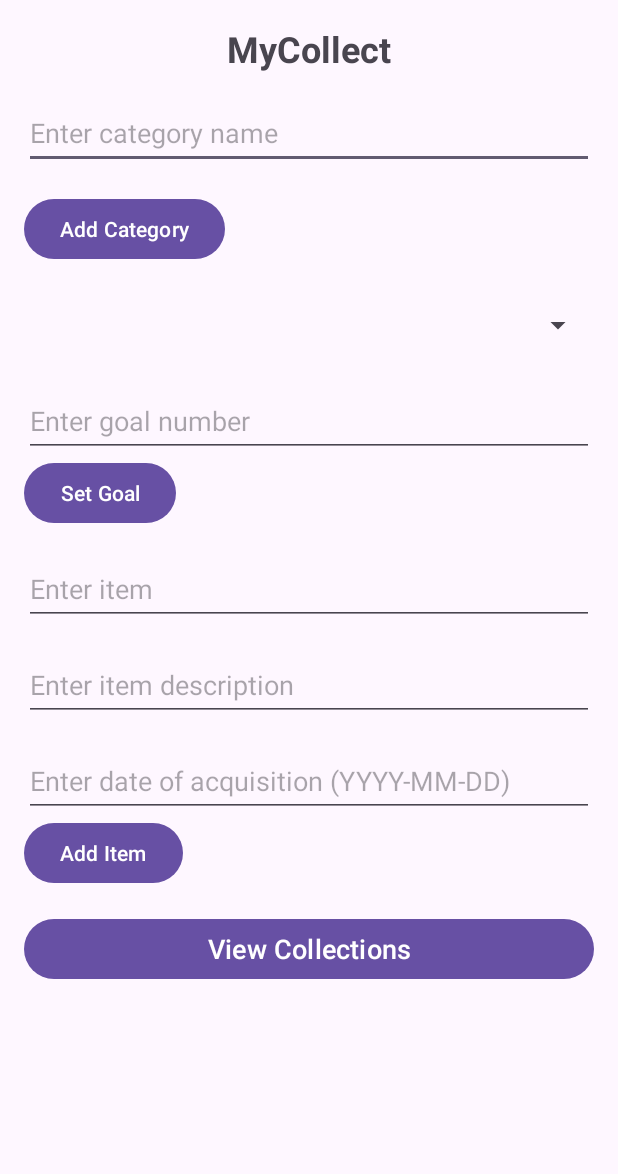
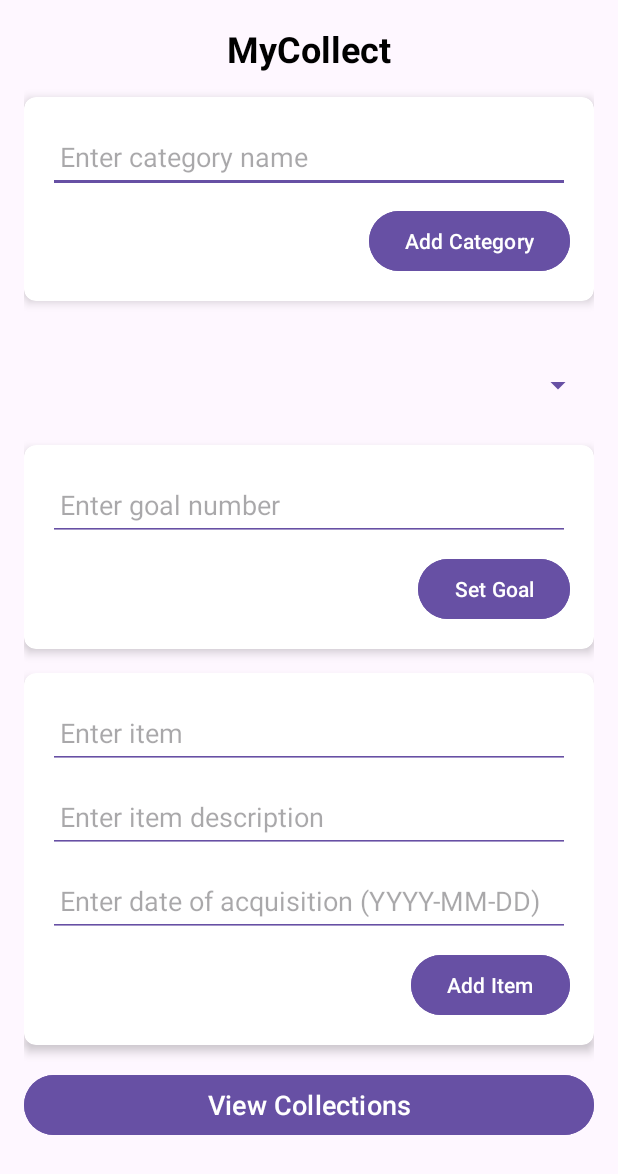
Before and after one commit to ST10062618/MyCollectRepo, an Android app: the MainActivity screen opened directly, with no data from a screen before it, on a phone screen of 412 x 824 dp. Shown: the top 1174 px of the screen. Run offline under Robolectric (Android 15) with nearby library versions, the phone set to English and light mode, and no system bars.

Commit message:
Updated the UI for add collections page. Need to change the button that displays collections.

```diff
--- a/app/build.gradle.kts
+++ b/app/build.gradle.kts
@@ -53,4 +53,6 @@ dependencies {
     androidTestImplementation("androidx.test.espresso:espresso-core:3.5.1")
     implementation(platform("com.google.firebase:firebase-bom:33.0.0"))
     implementation("com.google.firebase:firebase-analytics")
+    implementation ("com.google.android.material:material:1.4.0")
+    implementation ("androidx.cardview:cardview:1.0.0")
 }
--- a/app/src/main/res/layout/activity_main.xml
+++ b/app/src/main/res/layout/activity_main.xml
@@ -1,4 +1,5 @@
 <RelativeLayout xmlns:android="http://schemas.android.com/apk/res/android"
+    xmlns:app="http://schemas.android.com/apk/res-auto"
     xmlns:tools="http://schemas.android.com/tools"
     android:id="@+id/main"
     android:layout_width="match_parent"
@@ -16,110 +17,161 @@
         android:textStyle="bold"
         android:paddingBottom="16dp"
         android:gravity="center_horizontal"
-        android:layout_alignParentTop="true"/>
+        android:layout_alignParentTop="true"
+        android:textColor="@android:color/black"/>
 
     <!-- Add Category Section -->
+    <androidx.cardview.widget.CardView
+        android:id="@+id/add_category_card"
+        android:layout_width="match_parent"
+        android:layout_height="wrap_content"
+        android:layout_below="@id/header_text_view"
+        android:layout_marginBottom="16dp"
+        app:cardCornerRadius="8dp"
+        app:cardElevation="4dp">
+
+        <LinearLayout
+            android:layout_width="match_parent"
+            android:layout_height="wrap_content"
+            android:orientation="vertical"
+            android:padding="16dp">
+
             <EditText
                 android:id="@+id/category_input"
                 android:layout_width="match_parent"
                 android:layout_height="wrap_content"
-        android:layout_below="@id/header_text_view"
-        android:layout_marginBottom="16dp"
                 android:hint="Enter category name"
-        android:minHeight="48dp" />
+                android:minHeight="48dp"
+                android:backgroundTint="?attr/colorPrimary"
+                android:padding="8dp" />
 
             <Button
                 android:id="@+id/add_category_button"
                 android:layout_width="wrap_content"
                 android:layout_height="wrap_content"
-        android:layout_below="@id/category_input"
-        android:text="Add Category"/>
+                android:text="Add Category"
+                android:layout_gravity="end"
+                android:layout_marginTop="8dp"
+                android:backgroundTint="?attr/colorPrimary"
+                android:textColor="@android:color/white"/>
+        </LinearLayout>
+    </androidx.cardview.widget.CardView>
 
     <!-- Category Spinner -->
     <Spinner
         android:id="@+id/category_spinner"
         android:layout_width="match_parent"
         android:layout_height="wrap_content"
-        android:layout_below="@id/add_category_button"
+        android:layout_below="@id/add_category_card"
         android:layout_marginTop="16dp"
-        android:minHeight="48dp" />
+        android:minHeight="48dp"
+        android:backgroundTint="?attr/colorPrimary"/>
 
     <!-- Set Goal Section -->
+    <androidx.cardview.widget.CardView
+        android:id="@+id/set_goal_card"
+        android:layout_width="match_parent"
+        android:layout_height="wrap_content"
+        android:layout_below="@id/category_spinner"
+        android:layout_marginTop="16dp"
+        app:cardCornerRadius="8dp"
+        app:cardElevation="4dp">
+
+        <LinearLayout
+            android:layout_width="match_parent"
+            android:layout_height="wrap_content"
+            android:orientation="vertical"
+            android:padding="16dp">
+
             <EditText
                 android:id="@+id/goal_number_input"
                 android:layout_width="match_parent"
                 android:layout_height="wrap_content"
-        android:layout_below="@id/category_spinner"
-        android:layout_marginTop="16dp"
                 android:hint="Enter goal number"
                 android:inputType="number"
-        android:minHeight="48dp" />
+                android:minHeight="48dp"
+                android:backgroundTint="?attr/colorPrimary"
+                android:padding="8dp" />
 
             <Button
                 android:id="@+id/add_goal_button"
                 android:layout_width="wrap_content"
                 android:layout_height="wrap_content"
-        android:layout_below="@id/goal_number_input"
-        android:text="Set Goal"/>
+                android:text="Set Goal"
+                android:layout_gravity="end"
+                android:layout_marginTop="8dp"
+                android:backgroundTint="?attr/colorPrimary"
+                android:textColor="@android:color/white"/>
+        </LinearLayout>
+    </androidx.cardview.widget.CardView>
 
     <!-- Add Item Section -->
+    <androidx.cardview.widget.CardView
+        android:id="@+id/add_item_card"
+        android:layout_width="match_parent"
+        android:layout_height="wrap_content"
+        android:layout_below="@id/set_goal_card"
+        android:layout_marginTop="16dp"
+        app:cardCornerRadius="8dp"
+        app:cardElevation="4dp">
+
+        <LinearLayout
+            android:layout_width="match_parent"
+            android:layout_height="wrap_content"
+            android:orientation="vertical"
+            android:padding="16dp">
+
             <EditText
                 android:id="@+id/item_input"
                 android:layout_width="match_parent"
                 android:layout_height="wrap_content"
-        android:layout_below="@id/add_goal_button"
-        android:layout_marginTop="16dp"
                 android:hint="Enter item"
-        android:minHeight="48dp" />
+                android:minHeight="48dp"
+                android:backgroundTint="?attr/colorPrimary"
+                android:padding="8dp" />
 
             <EditText
                 android:id="@+id/item_description_input"
                 android:layout_width="match_parent"
                 android:layout_height="wrap_content"
-        android:layout_below="@id/item_input"
-        android:layout_marginTop="16dp"
                 android:hint="Enter item description"
-        android:minHeight="48dp" />
+                android:layout_marginTop="8dp"
+                android:minHeight="48dp"
+                android:backgroundTint="?attr/colorPrimary"
+                android:padding="8dp" />
 
             <EditText
                 android:id="@+id/item_date_input"
                 android:layout_width="match_parent"
                 android:layout_height="wrap_content"
-        android:layout_below="@id/item_description_input"
-        android:layout_marginTop="16dp"
                 android:hint="Enter date of acquisition (YYYY-MM-DD)"
-        android:minHeight="48dp" />
+                android:layout_marginTop="8dp"
+                android:minHeight="48dp"
+                android:backgroundTint="?attr/colorPrimary"
+                android:padding="8dp" />
 
             <Button
                 android:id="@+id/add_item_button"
                 android:layout_width="wrap_content"
                 android:layout_height="wrap_content"
-        android:layout_below="@id/item_date_input"
-        android:text="Add Item"/>
+                android:text="Add Item"
+                android:layout_gravity="end"
+                android:layout_marginTop="8dp"
+                android:backgroundTint="?attr/colorPrimary"
+                android:textColor="@android:color/white"/>
+        </LinearLayout>
+    </androidx.cardview.widget.CardView>
 
     <!-- View Collections Button -->
     <Button
         android:id="@+id/view_collections_button"
         android:layout_width="match_parent"
         android:layout_height="wrap_content"
-        android:layout_below="@id/add_item_button"
+        android:layout_below="@id/add_item_card"
         android:layout_marginTop="16dp"
         android:text="View Collections"
-        android:textSize="18sp" />
-
-    <!-- Display Goal List -->
-    <TextView
-        android:id="@+id/goal_list_text_view"
-        android:layout_width="match_parent"
-        android:layout_height="wrap_content"
-        android:layout_below="@id/view_collections_button"
-        android:layout_marginTop="32dp"/>
-
-    <!-- Display Item List -->
-    <TextView
-        android:id="@+id/item_list_text_view"
-        android:layout_width="match_parent"
-        android:layout_height="wrap_content"
-        android:layout_below="@id/goal_list_text_view"
-        android:layout_marginTop="32dp"/>
+        android:textSize="18sp"
+        android:backgroundTint="?attr/colorPrimary"
+        android:textColor="@android:color/white"
+        android:layout_marginBottom="16dp"/>
 </RelativeLayout>
--- a/app/src/main/res/values/colors.xml
+++ b/app/src/main/res/values/colors.xml
@@ -2,4 +2,7 @@
 <resources>
     <color name="black">#FF000000</color>
     <color name="white">#FFFFFFFF</color>
+    <color name="colorPrimary">#3F51B5</color>
+    <color name="colorPrimaryDark">#303F9F</color>
+    <color name="colorAccent">#FF4081</color>
 </resources>
--- /dev/null
+++ b/app/src/main/res/values/styles.xml
@@ -0,0 +1,9 @@
+<?xml version="1.0" encoding="utf-8"?>
+<resources>
+    <style name="AppTheme" parent="Theme.MaterialComponents.DayNight.DarkActionBar">
+
+                <item name="colorPrimary">@color/colorPrimary</item>
+                <item name="colorPrimaryDark">@color/colorPrimaryDark</item>
+                <item name="colorAccent">@color/colorAccent</item>
+    </style>
+</resources>
--- a/build.gradle.kts
+++ b/build.gradle.kts
@@ -1,6 +1,7 @@
 buildscript {
     dependencies {
         classpath("com.google.gms:google-services:4.4.1")
+
     }
 }
 // Top-level build file where you can add configuration options common to all sub-projects/modules.
```
Lines whose indentation alone changed are shown as unchanged.
